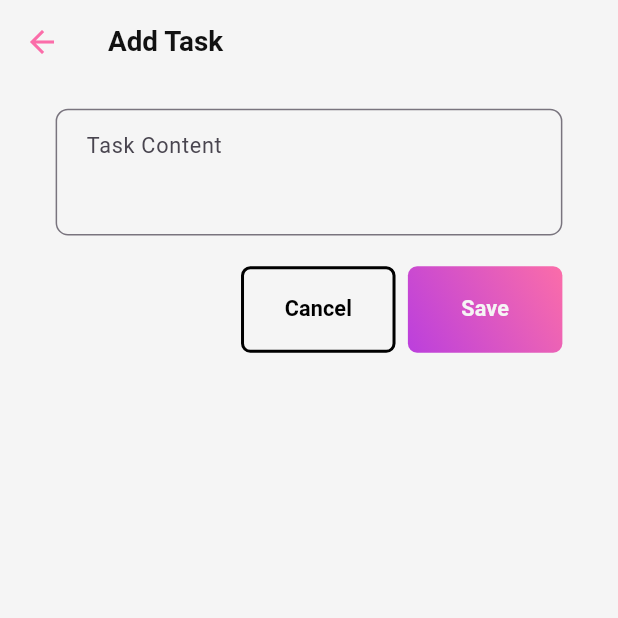
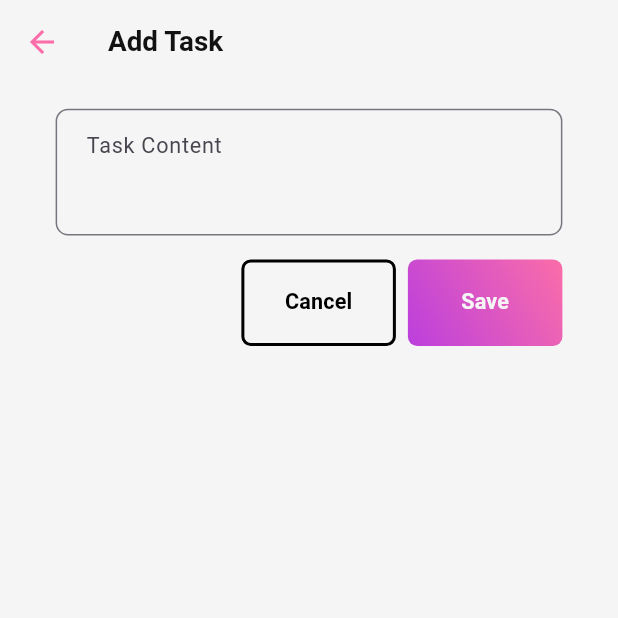
Before and after one commit to Yasitha-Bhanuka/todoenhanzer, a Flutter app: the screen it shows after launch, after a tap on the "add" icon, on a phone screen of 412 x 824 dp, the top half of it. Run offline on Flutter 3.47's test engine with Material 3 defaults, Android fonts, the phone set to English and light mode, and no system bars; our stand-ins replace confetti, shared_preferences, sqflite; accounts and stored records are empty.

Commit message:
Make more resposiveness

```diff
--- a/lib/views/home/home_page.dart
+++ b/lib/views/home/home_page.dart
@@ -1,3 +1,4 @@
+import 'package:flutter/foundation.dart';
 import 'package:flutter/material.dart';
 import 'package:provider/provider.dart';
 import 'package:confetti/confetti.dart';
@@ -36,9 +37,12 @@ class HomePageState extends State<HomePage> {
     final themeProvider = Provider.of<ThemeProvider>(context);
     final size = MediaQuery.of(context).size;
     // Adaptive sizes
-    final titleFontSize = size.width * 0.055;
-    final subtitleFontSize = size.width * 0.04;
-    final iconSize = size.width * 0.055;
+    final titleFontSize =
+        clampDouble(size.width * 0.055, 16, 24); // min: 16, max: 24
+    final subtitleFontSize =
+        clampDouble(size.width * 0.04, 12, 18); // min: 12, max: 18
+    final iconSize =
+        clampDouble(size.width * 0.055, 16, 24); // min: 16, max: 24
 
     return Scaffold(
       appBar: AppBar(
@@ -128,8 +132,8 @@ class HomePageState extends State<HomePage> {
   Widget _buildFloatingActionButton(
       BuildContext context, Size size, double iconSize) {
     return SizedBox(
-      height: size.width * 0.16,
-      width: size.width * 0.16,
+      height: clampDouble(size.width * 0.16, 56, 72),
+      width: clampDouble(size.width * 0.16, 56, 72),
       child: FloatingActionButton(
         onPressed: () => Navigator.push(
           context,
--- a/lib/views/home/task_form_screen.dart
+++ b/lib/views/home/task_form_screen.dart
@@ -1,3 +1,4 @@
+import 'package:flutter/foundation.dart';
 import 'package:flutter/material.dart';
 import 'package:provider/provider.dart';
 import 'package:sqlflitetodo/theme/responsive.dart';
@@ -48,15 +49,26 @@ class TaskFormScreenState extends State<TaskFormScreen> {
   Widget build(BuildContext context) {
     final size = MediaQuery.of(context).size;
 
-    // Responsive sizes
-    final padding = size.width * 0.04;
-    final titleFontSize = size.width * 0.045;
-    final spacing = size.height * 0.025;
+    // Responsive sizes with clamped values
+    final padding = clampDouble(size.width * 0.04, 16, 32); // min: 16, max: 32
+    final titleFontSize =
+        clampDouble(size.width * 0.045, 16, 24); // min: 16, max: 24
+    final spacing = clampDouble(size.width * 0.025, 16, 32); // min: 16, max: 32
+
+    // Clamped form width based on device type
     final formWidth = Responsive.isDesktop(context)
-        ? size.width * 0.4
+        ? clampDouble(size.width * 0.4, 400, 400) // Desktop: min: 400, max: 800
         : Responsive.isTablet(context)
-            ? size.width * 0.6
-            : size.width * 0.9;
+            ? clampDouble(
+                size.width * 0.6, 300, 400) // Tablet: min: 300, max: 600
+            : clampDouble(
+                size.width * 0.9, 280, 400); // Mobile: min: 280, max: 400
+
+    // Clamped button widths
+    final buttonWidth =
+        clampDouble(size.width * 0.25, 100, 150); // min: 100, max: 200
+    final buttonSpacing =
+        clampDouble(size.width * 0.02, 8, 8); // min: 8, max: 16
 
     return Scaffold(
       appBar: AppBar(
@@ -76,9 +88,14 @@ class TaskFormScreenState extends State<TaskFormScreen> {
               children: [
                 AspectRatio(
                   aspectRatio: Responsive.isDesktop(context) ? 6 : 4,
-                  child: CustomField(
-                    hintText: 'Task Content',
-                    controller: _contentController,
+                  child: ConstrainedBox(
+                    constraints: const BoxConstraints(
+                      maxHeight: 200, // Maximum height for input field
+                    ),
+                    child: CustomField(
+                      hintText: 'Task Content',
+                      controller: _contentController,
+                    ),
                   ),
                 ),
                 SizedBox(height: spacing),
@@ -86,15 +103,15 @@ class TaskFormScreenState extends State<TaskFormScreen> {
                   mainAxisAlignment: MainAxisAlignment.end,
                   children: [
                     SizedBox(
-                      width: size.width * 0.25,
+                      width: buttonWidth,
                       child: CustomCancelButton(
                         buttonText: "Cancel",
                         onTap: () => Navigator.pop(context),
                       ),
                     ),
-                    SizedBox(width: size.width * 0.02),
+                    SizedBox(width: buttonSpacing),
                     SizedBox(
-                      width: size.width * 0.25,
+                      width: buttonWidth,
                       child: CustomSaveButton(
                         buttonText: "Save",
                         onTap: _saveTask,
```
Also changed, not shown: lib/views/home/widget/delete_task_dialog.dart (+53 -10 lines), lib/views/home/widget/task_list.dart (+27 -12 lines).
